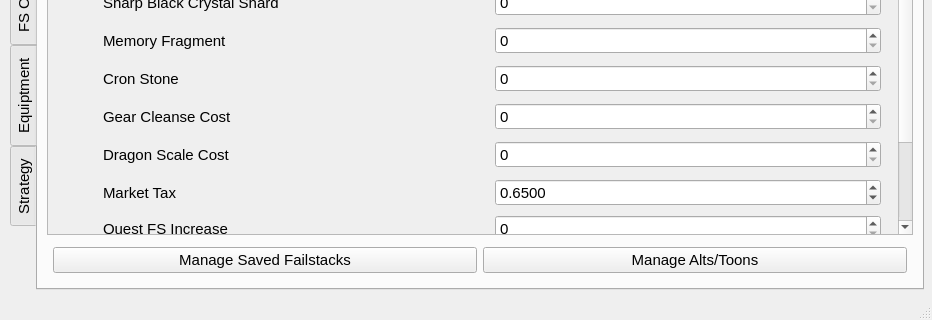
The window that Forms/Main_Window.ui (Graveflo/BDO_Enhancement_Tool) describes before a commit, drawn with Qt 5; both pictures show x 0 to 932 and y 309 to 629 of the 932 by 629 pixel window.
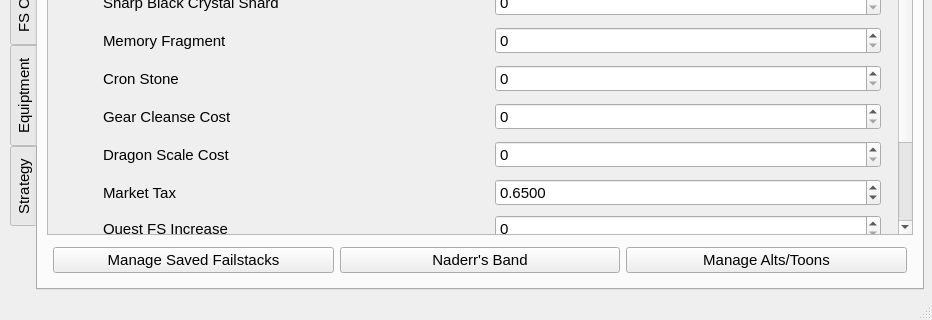
The same window after the commit. The open tabs and pages were chosen to show the change. Icons and pictures are not drawn.

Patch:
```diff
--- a/Forms/Main_Window.ui
+++ b/Forms/Main_Window.ui
@@ -660,6 +660,13 @@
              </property>
             </widget>
            </item>
+           <item>
+            <widget class="QPushButton" name="cmdNaderr">
+             <property name="text">
+              <string>Naderr's Band</string>
+             </property>
+            </widget>
+           </item>
            <item>
             <widget class="QPushButton" name="cmdAlts">
              <property name="enabled">
```
